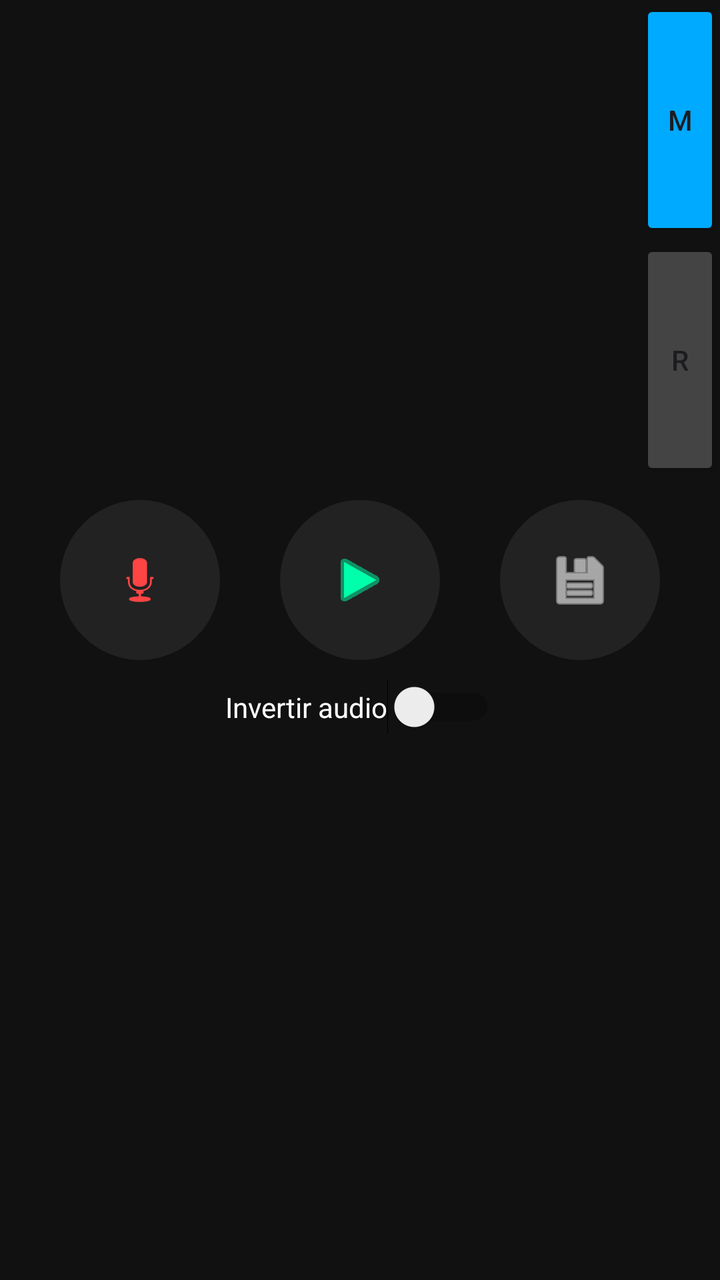
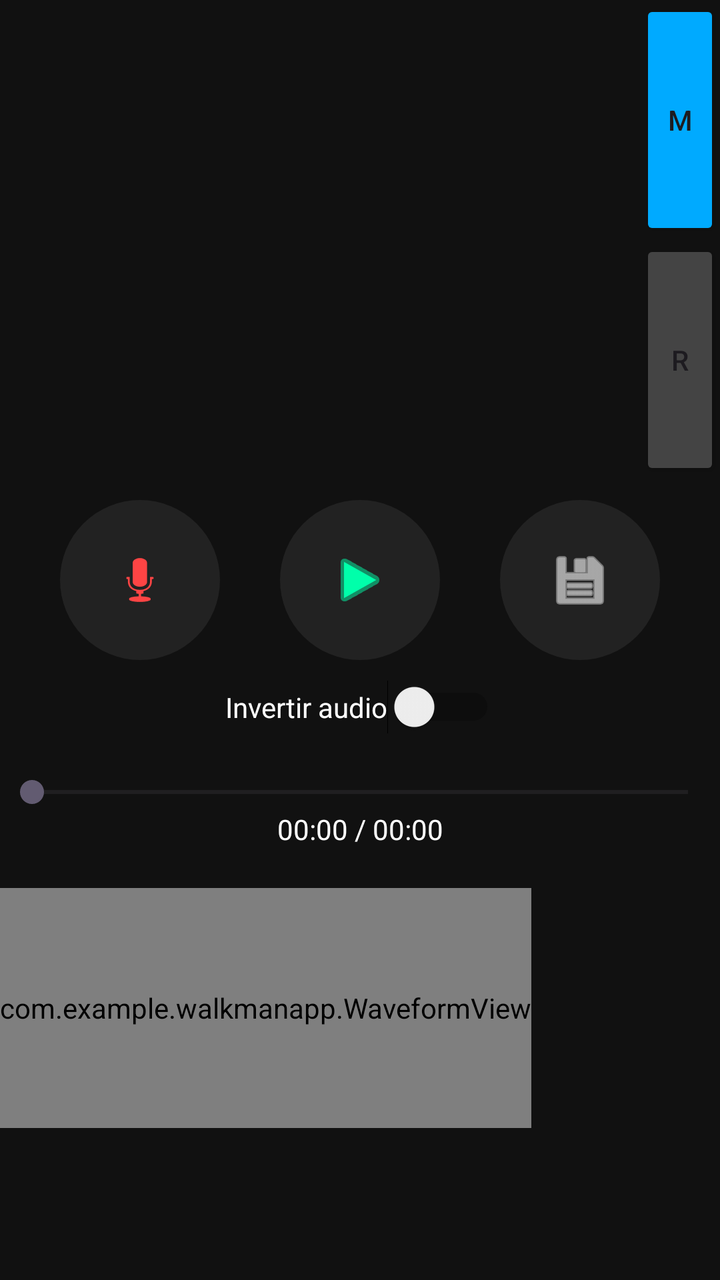

Before-and-after screenshots of an Android layout around one commit, followed by the original layout XML and the change that was made.
<!-- AndroidManifest.xml: application theme Theme.WalkmanApp -->
<!-- res/layout/activity_record.xml -->
<?xml version="1.0" encoding="utf-8"?>
<androidx.constraintlayout.widget.ConstraintLayout
    xmlns:android="http://schemas.android.com/apk/res/android"
    xmlns:app="http://schemas.android.com/apk/res-auto"
    android:background="#111111"
    android:layout_width="match_parent"
    android:layout_height="match_parent">

    
    <Button
        android:id="@+id/btnModeMusic"
        android:layout_width="40dp"
        android:layout_height="120dp"
        android:text="M"
        android:backgroundTint="#00AAFF"
        app:layout_constraintEnd_toEndOf="parent"
        app:layout_constraintTop_toTopOf="parent"
        app:layout_constraintBottom_toTopOf="@id/btnModeRecord"/>

    
    <Button
        android:id="@+id/btnModeRecord"
        android:layout_width="40dp"
        android:layout_height="120dp"
        android:text="R"
        android:backgroundTint="#444444"
        app:layout_constraintEnd_toEndOf="parent"
        app:layout_constraintTop_toBottomOf="@id/btnModeMusic"/>

    
    <ImageButton
        android:id="@+id/btnRecord"
        android:layout_width="80dp"
        android:layout_height="80dp"
        android:background="@drawable/bg_circle"
        android:src="@android:drawable/ic_btn_speak_now"
        android:layout_marginTop="250dp"
        app:tint="#FF4444"
        app:layout_constraintTop_toTopOf="parent"
        app:layout_constraintEnd_toStartOf="@id/btnPlayRecord"
        app:layout_constraintStart_toStartOf="parent"/>

    
    <ImageButton
        android:id="@+id/btnPlayRecord"
        android:layout_width="80dp"
        android:layout_height="80dp"
        android:background="@drawable/bg_circle"
        android:src="@android:drawable/ic_media_play"
        app:tint="#00FFAA"
        app:layout_constraintTop_toTopOf="@+id/btnRecord"
        app:layout_constraintStart_toEndOf="@id/btnRecord"
        app:layout_constraintEnd_toStartOf="@id/btnSave"/>

    
    <ImageButton
        android:id="@+id/btnSave"
        android:layout_width="80dp"
        android:layout_height="80dp"
        android:background="@drawable/bg_circle"
        android:src="@android:drawable/ic_menu_save"
        app:tint="#FFFFFF"
        app:layout_constraintTop_toTopOf="@+id/btnPlayRecord"
        app:layout_constraintStart_toEndOf="@id/btnPlayRecord"
        app:layout_constraintEnd_toEndOf="parent"/>

    <Switch
        android:id="@+id/swReverse"
        android:layout_width="wrap_content"
        android:layout_height="wrap_content"
        android:text="Invertir audio"
        android:textColor="#FFFFFF"
        android:layout_marginTop="10dp"
        app:layout_constraintTop_toBottomOf="@id/btnSave"
        app:layout_constraintStart_toStartOf="parent"
        app:layout_constraintEnd_toEndOf="parent"/>

    
    <TextView
        android:id="@+id/txtRecording"
        android:layout_width="wrap_content"
        android:layout_height="wrap_content"
        android:text="● Grabando..."
        android:textColor="#FF4444"
        android:visibility="gone"
        app:layout_constraintTop_toBottomOf="@id/swReverse"
        app:layout_constraintStart_toStartOf="@id/swReverse"
        app:layout_constraintEnd_toEndOf="@id/swReverse"/>

</androidx.constraintlayout.widget.ConstraintLayout>
<!-- resources referenced by this layout -->
<resources>
  <!-- drawable bg_circle (drawable) -->
  <shape xmlns:android="http://schemas.android.com/apk/res/android">
      <solid android:color="#222222"/>
      <corners android:radius="50dp"/>
  </shape>
  <style name="Theme.WalkmanApp" parent="Base.Theme.WalkmanApp" />
  <style name="Base.Theme.WalkmanApp" parent="Theme.Material3.DayNight.NoActionBar">
          
          
      </style>
</resources>

<!-- the commit's change to res/layout/activity_record.xml (unified diff, before → after) -->
@@ -87,4 +87,59 @@
         app:layout_constraintStart_toStartOf="@id/swReverse"
         app:layout_constraintEnd_toEndOf="@id/swReverse"/>
 
+    <SeekBar
+        android:id="@+id/seekBarRecord"
+        android:layout_width="0dp"
+        android:layout_height="wrap_content"
+        android:layout_marginTop="20dp"
+        app:layout_constraintTop_toBottomOf="@id/txtRecording"
+        app:layout_constraintStart_toStartOf="parent"
+        app:layout_constraintEnd_toEndOf="parent"/>
+
+    <LinearLayout
+        android:id="@+id/layoutTimeRecord"
+        android:layout_width="wrap_content"
+        android:layout_height="wrap_content"
+        android:orientation="horizontal"
+        app:layout_constraintTop_toBottomOf="@id/seekBarRecord"
+        app:layout_constraintStart_toStartOf="parent"
+        app:layout_constraintEnd_toEndOf="parent">
+
+        <TextView
+            android:id="@+id/txtCurrentTimeRecord"
+            android:text="00:00"
+            android:textColor="#FFFFFF"
+            android:layout_width="wrap_content"
+            android:layout_height="wrap_content"/>
+
+        <TextView
+            android:text=" / "
+            android:textColor="#FFFFFF"
+            android:layout_width="wrap_content"
+            android:layout_height="wrap_content"/>
+
+        <TextView
+            android:id="@+id/txtDurationRecord"
+            android:text="00:00"
+            android:textColor="#FFFFFF"
+            android:layout_width="wrap_content"
+            android:layout_height="wrap_content"/>
+    </LinearLayout>
+
+    <HorizontalScrollView
+        android:id="@+id/waveScroll"
+        android:layout_width="0dp"
+        android:layout_height="120dp"
+        android:layout_marginTop="20dp"
+        android:fillViewport="false"
+        app:layout_constraintTop_toBottomOf="@id/layoutTimeRecord"
+        app:layout_constraintStart_toStartOf="parent"
+        app:layout_constraintEnd_toEndOf="parent">
+
+        <com.example.walkmanapp.WaveformView
+            android:id="@+id/waveformView"
+            android:layout_width="wrap_content"
+            android:layout_height="match_parent"/>
+    </HorizontalScrollView>
+
 </androidx.constraintlayout.widget.ConstraintLayout>
